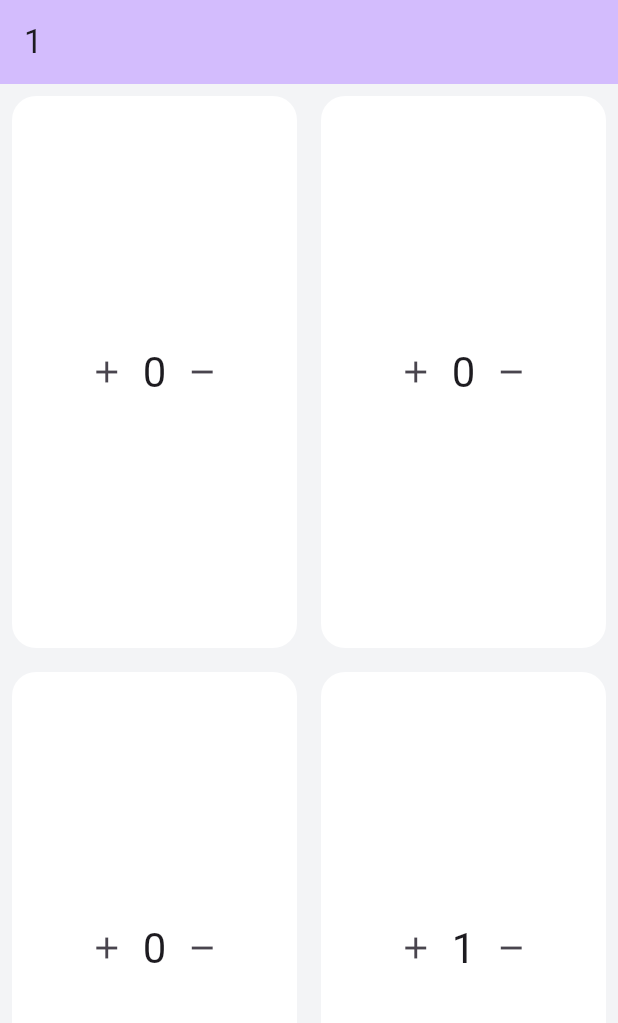
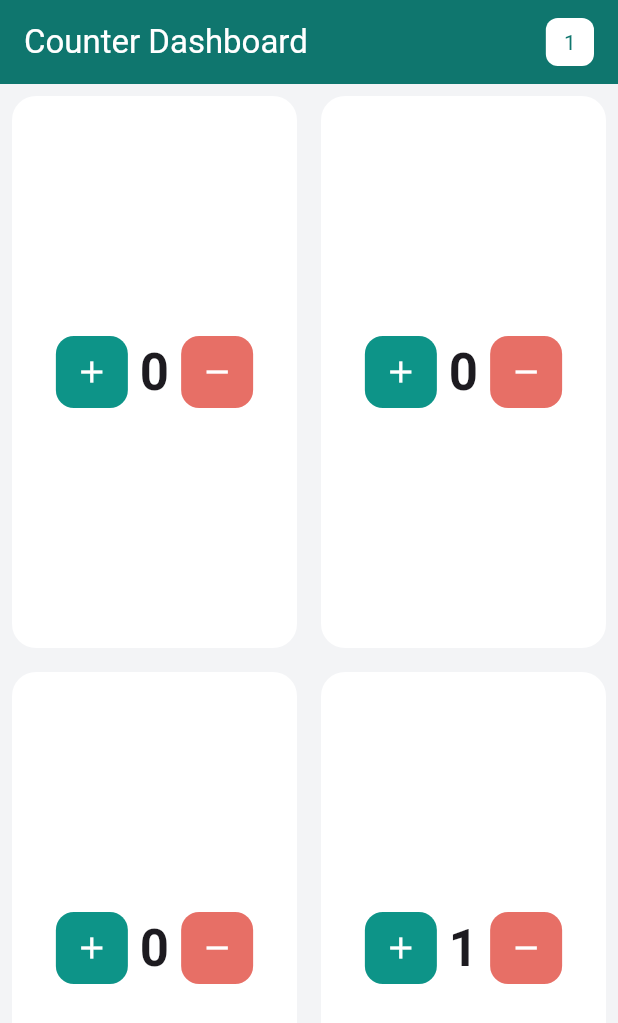
Before and after one commit to lolologic/ein_problem_vier_loesungen, a Flutter app: the screen it shows after launch, after a tap on the "add" icon, on a phone screen of 412 x 824 dp. Shown: the top 1023 px of the screen. Run offline on Flutter 3.47's test engine with Material 3 defaults, Android fonts, the phone set to English and light mode, and no system bars.

Commit message:
style: refine local state UI and simplify widget tree

```diff
--- a/lib/01_local/local_homepage.dart
+++ b/lib/01_local/local_homepage.dart
@@ -59,12 +59,49 @@ class _LocalHomepageState extends State<LocalHomepage> {
       _counterBottomLeft +
       _counterBottomRight;
 
+  static const ButtonStyle _incrementButtonStyle = ButtonStyle(
+    shape: WidgetStatePropertyAll(
+      RoundedRectangleBorder(
+        borderRadius: BorderRadius.all(Radius.circular(12)),
+      ),
+    ),
+    fixedSize: WidgetStatePropertyAll(Size(48, 48)),
+    backgroundColor: WidgetStatePropertyAll(Color(0xFF0D9488)),
+    foregroundColor: WidgetStatePropertyAll(Colors.white),
+  );
+
+  static const ButtonStyle _decrementButtonStyle = ButtonStyle(
+    shape: WidgetStatePropertyAll(
+      RoundedRectangleBorder(
+        borderRadius: BorderRadius.all(Radius.circular(12)),
+      ),
+    ),
+    fixedSize: WidgetStatePropertyAll(Size(48, 48)),
+    backgroundColor: WidgetStatePropertyAll(Color(0xFFE76F66)),
+    foregroundColor: WidgetStatePropertyAll(Colors.white),
+  );
+
   @override
   Widget build(BuildContext context) {
     return Scaffold(
       appBar: AppBar(
-        backgroundColor: Theme.of(context).colorScheme.inversePrimary,
-        title: Text('$_totalCounter'),
+        backgroundColor: const Color(0xFF0F766E),
+        foregroundColor: Colors.white,
+        title: const Text('Counter Dashboard'),
+        actions: [
+          Container(
+            margin: const EdgeInsets.only(right: 16),
+            padding: const EdgeInsets.symmetric(horizontal: 12, vertical: 6),
+            decoration: BoxDecoration(
+              color: Colors.white,
+              borderRadius: BorderRadius.circular(8),
+            ),
+            child: Text(
+              '$_totalCounter',
+              style: const TextStyle(color: Color(0xFF0F766E)),
+            ),
+          ),
+        ],
       ),
       backgroundColor: const Color(0xFFF3F4F6),
       body: Column(
@@ -80,31 +117,30 @@ class _LocalHomepageState extends State<LocalHomepage> {
                       borderRadius: BorderRadius.circular(16),
                     ),
                     child: Center(
-                      child: Column(
-                        mainAxisSize: MainAxisSize.min,
-                        children: [
-                          Row(
+                      child: Row(
                         mainAxisSize: MainAxisSize.min,
                         children: [
                           IconButton(
                             icon: const Icon(Icons.add),
-                                onPressed: () => _incrementCounter(
-                                  _CounterPosition.bottomRight,
+                            style: _incrementButtonStyle,
+                            onPressed: () =>
+                                _incrementCounter(_CounterPosition.bottomRight),
                           ),
+                          const SizedBox(width: 8),
+                          Text(
+                            style: Theme.of(context).textTheme.headlineMedium
+                                ?.copyWith(
+                                  fontSize: 34,
+                                  fontWeight: FontWeight.w600,
                                 ),
-                              Text(
-                                style: Theme.of(context)
-                                    .textTheme
-                                    .headlineMedium,
                             '$_counterTopLeft',
                           ),
+                          const SizedBox(width: 8),
                           IconButton(
                             icon: const Icon(Icons.remove),
-                                onPressed: () => _decrementCounter(
-                                  _CounterPosition.bottomRight,
-                                ),
-                              ),
-                            ],
+                            style: _decrementButtonStyle,
+                            onPressed: () =>
+                                _decrementCounter(_CounterPosition.bottomRight),
                           ),
                         ],
                       ),
@@ -119,31 +155,30 @@ class _LocalHomepageState extends State<LocalHomepage> {
                       borderRadius: BorderRadius.circular(16),
                     ),
                     child: Center(
-                      child: Column(
-                        mainAxisSize: MainAxisSize.min,
-                        children: [
-                          Row(
+                      child: Row(
                         mainAxisSize: MainAxisSize.min,
                         children: [
                           IconButton(
                             icon: const Icon(Icons.add),
-                                onPressed: () => _incrementCounter(
-                                  _CounterPosition.bottomLeft,
+                            style: _incrementButtonStyle,
+                            onPressed: () =>
+                                _incrementCounter(_CounterPosition.bottomLeft),
                           ),
+                          const SizedBox(width: 8),
+                          Text(
+                            style: Theme.of(context).textTheme.headlineMedium
+                                ?.copyWith(
+                                  fontSize: 34,
+                                  fontWeight: FontWeight.w600,
                                 ),
-                              Text(
-                                style: Theme.of(context)
-                                    .textTheme
-                                    .headlineMedium,
                             '$_counterTopRight',
                           ),
+                          const SizedBox(width: 8),
                           IconButton(
                             icon: const Icon(Icons.remove),
-                                onPressed: () => _decrementCounter(
-                                  _CounterPosition.bottomLeft,
-                                ),
-                              ),
-                            ],
+                            style: _decrementButtonStyle,
+                            onPressed: () =>
+                                _decrementCounter(_CounterPosition.bottomLeft),
                           ),
                         ],
                       ),
@@ -164,31 +199,30 @@ class _LocalHomepageState extends State<LocalHomepage> {
                       borderRadius: BorderRadius.circular(16),
                     ),
                     child: Center(
-                      child: Column(
-                        mainAxisSize: MainAxisSize.min,
-                        children: [
-                          Row(
+                      child: Row(
                         mainAxisSize: MainAxisSize.min,
                         children: [
                           IconButton(
                             icon: const Icon(Icons.add),
-                                onPressed: () => _incrementCounter(
-                                  _CounterPosition.topRight,
+                            style: _incrementButtonStyle,
+                            onPressed: () =>
+                                _incrementCounter(_CounterPosition.topRight),
                           ),
+                          const SizedBox(width: 8),
+                          Text(
+                            style: Theme.of(context).textTheme.headlineMedium
+                                ?.copyWith(
+                                  fontSize: 34,
+                                  fontWeight: FontWeight.w600,
                                 ),
-                              Text(
-                                style: Theme.of(context)
-                                    .textTheme
-                                    .headlineMedium,
                             '$_counterBottomLeft',
                           ),
+                          const SizedBox(width: 8),
                           IconButton(
                             icon: const Icon(Icons.remove),
-                                onPressed: () => _decrementCounter(
-                                  _CounterPosition.topRight,
-                                ),
-                              ),
-                            ],
+                            style: _decrementButtonStyle,
+                            onPressed: () =>
+                                _decrementCounter(_CounterPosition.topRight),
                           ),
                         ],
                       ),
@@ -203,29 +237,30 @@ class _LocalHomepageState extends State<LocalHomepage> {
                       borderRadius: BorderRadius.circular(16),
                     ),
                     child: Center(
-                      child: Column(
-                        mainAxisSize: MainAxisSize.min,
-                        children: [
-                          Row(
+                      child: Row(
                         mainAxisSize: MainAxisSize.min,
                         children: [
                           IconButton(
                             icon: const Icon(Icons.add),
+                            style: _incrementButtonStyle,
                             onPressed: () =>
                                 _incrementCounter(_CounterPosition.topLeft),
                           ),
+                          const SizedBox(width: 8),
                           Text(
-                                style: Theme.of(context)
-                                    .textTheme
-                                    .headlineMedium,
+                            style: Theme.of(context).textTheme.headlineMedium
+                                ?.copyWith(
+                                  fontSize: 34,
+                                  fontWeight: FontWeight.w600,
+                                ),
                             '$_counterBottomRight',
                           ),
+                          const SizedBox(width: 8),
                           IconButton(
                             icon: const Icon(Icons.remove),
+                            style: _decrementButtonStyle,
                             onPressed: () =>
                                 _decrementCounter(_CounterPosition.topLeft),
-                              ),
-                            ],
                           ),
                         ],
                       ),
```
Lines whose indentation alone changed are shown as unchanged.
